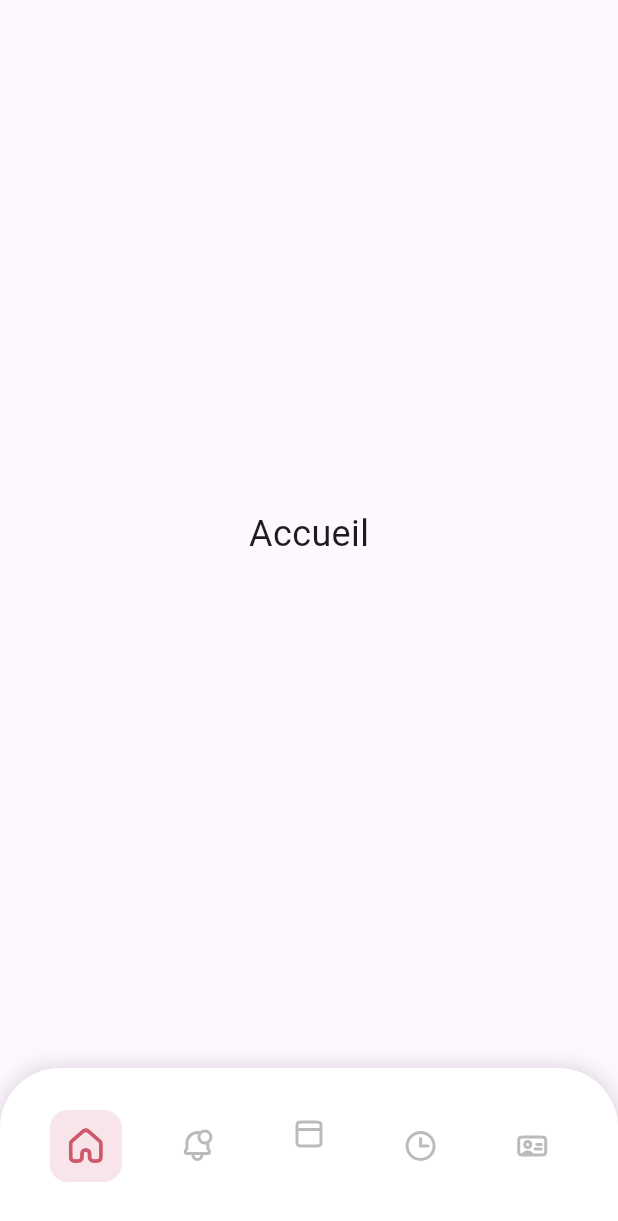
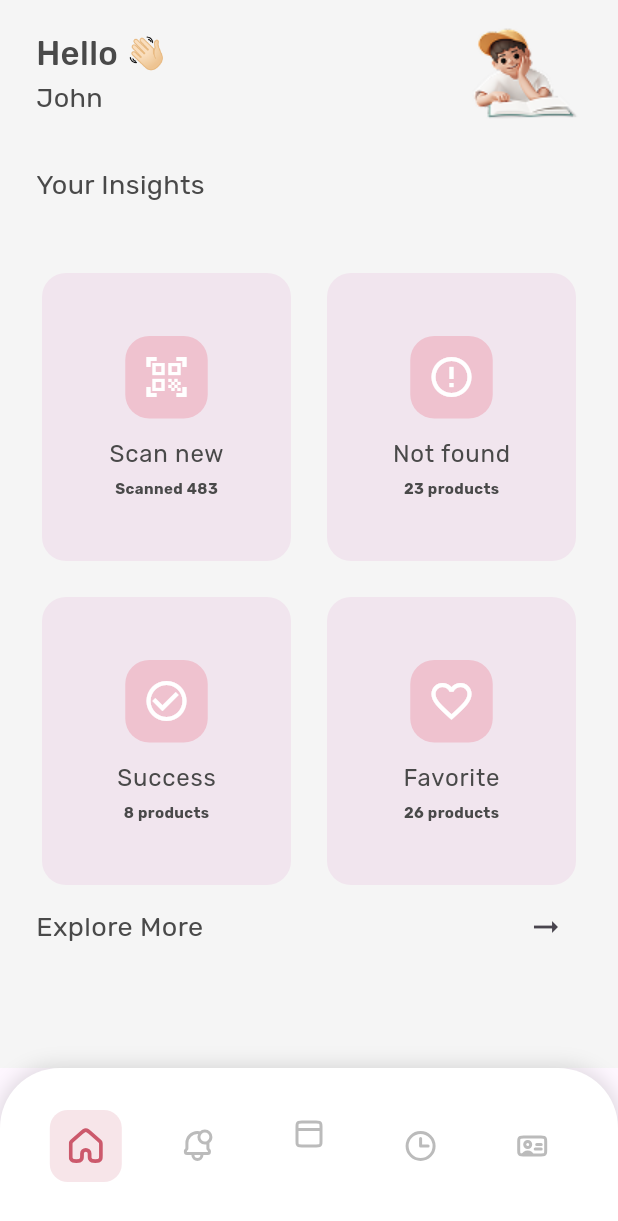
Before and after one commit to Audran2/weca-singapour, a Flutter app: the HomeScreen screen opened by its route, on a phone screen of 412 x 824 dp. Shown: the top 1221 px of the screen. Run offline on Flutter 3.47's test engine with Material 3 defaults, Android fonts, the phone set to English and light mode, and no system bars; our stand-ins replace easy_localization, flutter_svg, go_router, video_player; missing offline and left inert: mobile_scanner; project files that could hold a hidden picture were left out.

Commit message:
feat: home page init + widget fix

```diff
--- a/assets/translations/en.json
+++ b/assets/translations/en.json
@@ -25,6 +25,37 @@
         }
       },
       "button_action": "Get Started"
+    },
+    "login": {
+      "label": "Hey\nWelcome Back",
+      "form": {
+        "email": "Enter your email",
+        "password": "Enter your password"
+      },
+      "login_alternative": "Or continue with",
+      "action_button": {
+        "login": "Login",
+        "password_forgot": "Forgot Password?",
+        "signup": {
+          "text": "Don't have an account? ",
+          "link": "Sign-Up"
+        }
+      }
+    },
+    "signup": {
+      "label": "Let's,\nCreate Your Account",
+      "form": {
+        "name": "Enter your name",
+        "email": "Enter your email",
+        "password": "Enter your password",
+        "confirm_password": "Confirm your password"
+      },
+      "action_button": {
+        "signup": "Create Account",
+        "login": {
+          "text": "Already have an account? ",
+          "link": "Sing-In"
+        }
       }
     },
     "boarding": {
@@ -44,3 +75,4 @@
       }
     }
   }
+}
--- a/lib/config/router.dart
+++ b/lib/config/router.dart
@@ -30,11 +30,16 @@ final GoRouter appRouter = GoRouter(
     // Route de login
     GoRoute(
       path: '/login',
+      name: 'login',
       builder: (context, state) => const LoginScreen(),
     ),
 
     // Route sign up
-    GoRoute(path: '/signup', builder: (context, state) => const SignUpScreen()),
+    GoRoute(
+        path: '/signup',
+        name: 'signup',
+        builder: (context, state) => const SignUpScreen(),
+    ),
 
     // Route onboarding
     GoRoute(
--- a/lib/core/presentation/widgets/app_bar_default.dart
+++ b/lib/core/presentation/widgets/app_bar_default.dart
@@ -16,10 +16,11 @@ class AppBarDefault extends StatelessWidget implements PreferredSizeWidget {
   Widget build(BuildContext context) {
     return AppBar(
       backgroundColor: Colors.transparent,
+      automaticallyImplyLeading: false,
       title: Row(
         children: [
           IconButton(
-            onPressed: () => onBackButtonPressed,
+            onPressed: onBackButtonPressed,
             splashColor: Colors.transparent,
             highlightColor: Colors.transparent,
             icon: Container(
--- a/lib/core/styles/text_styles.dart
+++ b/lib/core/styles/text_styles.dart
@@ -10,7 +10,8 @@ class AppTextSize {
   static const double subtitle1 = 24;
   static const double subtitle2 = 20;
   static const double subtitle3 = 16;
-  static const double subtitle4 = 10;
+  static const double subtitle4 = 12;
+  static const double subtitle5 = 10;
   static const double body1 = 18;
   static const double body2 = 14;
   static const double body3 = 14;
@@ -51,6 +52,13 @@ class AppTextStyles {
     fontSize: AppTextSize.subtitle4,
     fontFamily: TextFontFamily.rubik,
     letterSpacing: 3.0,
+    fontWeight: FontWeight.bold,
+  );
+
+  static const TextStyle subtitleText5 = TextStyle(
+    color: AppColors.grey500,
+    fontSize: AppTextSize.subtitle5,
+    fontFamily: TextFontFamily.rubik,
     fontWeight: FontWeight.bold,
   );
 
--- a/lib/features/authentication/presentation/screens/onboarding/startup_screen.dart
+++ b/lib/features/authentication/presentation/screens/onboarding/startup_screen.dart
@@ -132,7 +132,7 @@ class StartupScreen extends StatelessWidget {
               PrimaryButton(
                 label: "authentication.start_up.button_action".tr(),
                 onPressed: () {
-                  context.go('/login');
+                  context.pushNamed('login');
                 },
               ),
             ],
--- a/lib/features/authentication/presentation/screens/sign_up_view_model.dart
+++ b/lib/features/authentication/presentation/screens/sign_up_view_model.dart
@@ -10,7 +10,7 @@ class SignUpViewModel {
   ValueNotifier<bool> obscureConfirmPassword = ValueNotifier(true);
 
   ValueNotifier<String> email = ValueNotifier('');
-  ValueNotifier<String> phoneNumber = ValueNotifier('');
+  ValueNotifier<String> userName = ValueNotifier('');
   ValueNotifier<String> password = ValueNotifier('');
   ValueNotifier<String> confirmPassword = ValueNotifier('');
 
@@ -25,7 +25,7 @@ class SignUpViewModel {
   }
 
   Future<void> signUp() async {
-    if (email.value.isEmpty || phoneNumber.value.isEmpty || password.value.isEmpty || confirmPassword.value.isEmpty) {
+    if (email.value.isEmpty || userName.value.isEmpty || password.value.isEmpty || confirmPassword.value.isEmpty) {
       return DialogService.showTopErrorDialog(context, 'Please fill in all fields');
     }
 
--- a/lib/features/home/presentation/screens/home_screen.dart
+++ b/lib/features/home/presentation/screens/home_screen.dart
@@ -1,4 +1,7 @@
 import 'package:flutter/material.dart';
+
+import '../../../../core/styles/text_styles.dart';
+import '../widgets/home_card_navigation.dart';
 
 class HomeScreen extends StatelessWidget {
   const HomeScreen({super.key});
@@ -6,12 +9,98 @@ class HomeScreen extends StatelessWidget {
   @override
   Widget build(BuildContext context) {
     return Scaffold(
-      extendBody: true,
-      body: MediaQuery.removePadding(
-        context: context,
-        removeBottom: true,
-        child: const Center(child: Text("Accueil", style: TextStyle(fontSize: 24))),
+      backgroundColor: Colors.grey[100],
+      body: SafeArea(
+        child: Padding(
+          padding: const EdgeInsets.symmetric(horizontal: 24, vertical: 12.0),
+          child: Column(
+            crossAxisAlignment: CrossAxisAlignment.start,
+            children: [
+              _buildHeader(),
+              const SizedBox(height: 24),
+              const Text(
+                "Your Insights",
+                style: AppTextStyles.bodyText1,
+              ),
+              const SizedBox(height: 42),
+              _buildHomeGrid(),
+              Row(
+                mainAxisAlignment: MainAxisAlignment.spaceBetween,
+                children: [
+                  const Text(
+                    "Explore More",
+                    style: AppTextStyles.bodyText1,
+                  ),
+                  IconButton(
+                    icon: const Icon(Icons.arrow_right_alt),
+                    onPressed: () {},
+                  ),
+                ],
+              ),
+            ],
+          ),
+        ),
       ),
     );
   }
+
+  Row _buildHeader() {
+    return Row(
+      mainAxisAlignment: MainAxisAlignment.spaceBetween,
+      children: [
+        const Column(
+          crossAxisAlignment: CrossAxisAlignment.start,
+          children: [
+            Text(
+              "Hello 👋🏻",
+              style: AppTextStyles.titleText3,
+            ),
+            Text(
+              "John",
+              style: AppTextStyles.bodyText1,
+            ),
+          ],
+        ),
+        Image.asset(
+          'assets/images/home/user.png',
+          height: 74,
+          width: 74,
+        ),
+      ],
+    );
+  }
+
+  GridView _buildHomeGrid() {
+    return GridView(
+      shrinkWrap: true,
+      gridDelegate: const SliverGridDelegateWithFixedCrossAxisCount(
+        crossAxisCount: 2,
+        crossAxisSpacing: 16,
+        mainAxisSpacing: 16,
+        mainAxisExtent: 200,
+      ),
+      children: const [
+        HomeCardNavigation(
+          icon: Icons.qr_code_scanner,
+          title: "Scan new",
+          subtitle: "Scanned 483",
+        ),
+        HomeCardNavigation(
+          icon: Icons.error_outline,
+          title: "Not found",
+          subtitle: "23 products",
+        ),
+        HomeCardNavigation(
+          icon: Icons.check_circle_outline,
+          title: "Success",
+          subtitle: "8 products",
+        ),
+        HomeCardNavigation(
+          icon: Icons.favorite_border,
+          title: "Favorite",
+          subtitle: "26 products",
+        ),
+      ],
+    );
+  }
 }
--- /dev/null
+++ b/lib/features/home/presentation/widgets/home_card_navigation.dart
@@ -0,0 +1,59 @@
+import 'package:flutter/material.dart';
+
+import '../../../../core/styles/colors.dart';
+import '../../../../core/styles/text_styles.dart';
+
+class HomeCardNavigation extends StatelessWidget {
+  final IconData icon;
+  final String title;
+  final String subtitle;
+
+  const HomeCardNavigation({
+    super.key,
+    required this.icon,
+    required this.title,
+    required this.subtitle,
+  });
+
+  @override
+  Widget build(BuildContext context) {
+    return Card(
+      color: ChartColors.secondary50,
+      shape: RoundedRectangleBorder(
+        borderRadius: BorderRadius.circular(16),
+      ),
+      elevation: 0,
+      child: Padding(
+        padding: const EdgeInsets.symmetric(vertical: 36),
+        child: Column(
+          mainAxisAlignment: MainAxisAlignment.center,
+          children: [
+            Container(
+              width: 55,
+              height: 55,
+              decoration: const BoxDecoration(
+                color: ChartColors.primary100,
+                borderRadius: BorderRadius.all(Radius.circular(16)),
+              ),
+              child: Icon(
+                icon,
+                size: 32,
+                color: Colors.white,
+              ),
+            ),
+            const SizedBox(height: 12),
+            Text(
+              title,
+              style: AppTextStyles.subtitleText3,
+            ),
+            const SizedBox(height: 4),
+            Text(
+              subtitle,
+              style: AppTextStyles.subtitleText5,
+            ),
+          ],
+        ),
+      ),
+    );
+  }
+}
--- a/pubspec.yaml
+++ b/pubspec.yaml
@@ -70,9 +70,11 @@ flutter:
     - assets/images/disease/
     - assets/images/medical_restrictions/
     - assets/images/food_preferences/
+    - assets/images/home/
     - assets/icons/
     - assets/icons/actions/
     - assets/icons/infos/
+    - assets/icons/inputs/
     - assets/icons/navbar/
     - assets/videos/
     - assets/videos/splash.mp4
```
Also changed, not shown: assets/translations/fr.json (+56 -8 lines), assets/translations/ms.json (+55 -7 lines), assets/translations/ta.json (+55 -7 lines), assets/translations/zh-CH.json (+52 -4 lines), lib/core/presentation/widgets/form/password_form_input.dart (+32 -10 lines), lib/core/presentation/widgets/form/text_form_input.dart (+19 -5 lines), lib/features/authentication/presentation/screens/login_screen.dart (+31 -22 lines), lib/features/authentication/presentation/screens/sign_up_screen.dart (+32 -23 lines), assets/images/home/user.png (added), 1 other file. Lines whose indentation alone changed are shown as unchanged.
